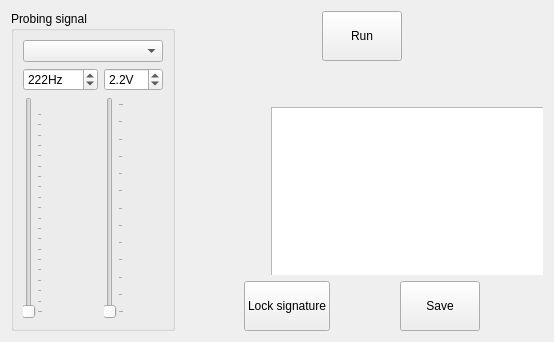
Above: formanalyze.ui from polovik/asa before the change. Below: the same form after it.
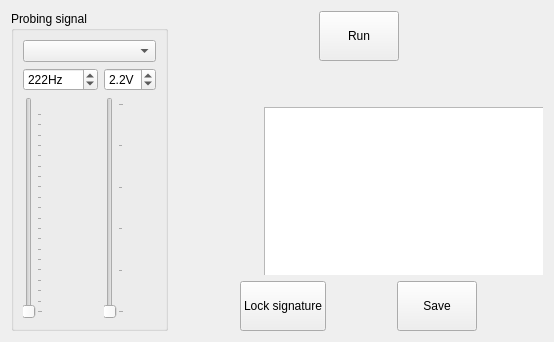
That is the form after the change. Custom widgets are drawn as their Qt base class.

```diff
--- a/formanalyze.ui
+++ b/formanalyze.ui
@@ -34,7 +34,7 @@
            <number>1</number>
           </property>
           <property name="maximum">
-           <double>12.000000000000000</double>
+           <double>5.000000000000000</double>
           </property>
           <property name="singleStep">
            <double>0.100000000000000</double>
@@ -63,7 +63,7 @@
         <item row="1" column="1">
          <widget class="QSlider" name="sliderVoltage">
           <property name="maximum">
-           <number>120</number>
+           <number>50</number>
           </property>
           <property name="orientation">
            <enum>Qt::Vertical</enum>
```
Left out of the diff: 2 changed lines with no effect on the pictures.
